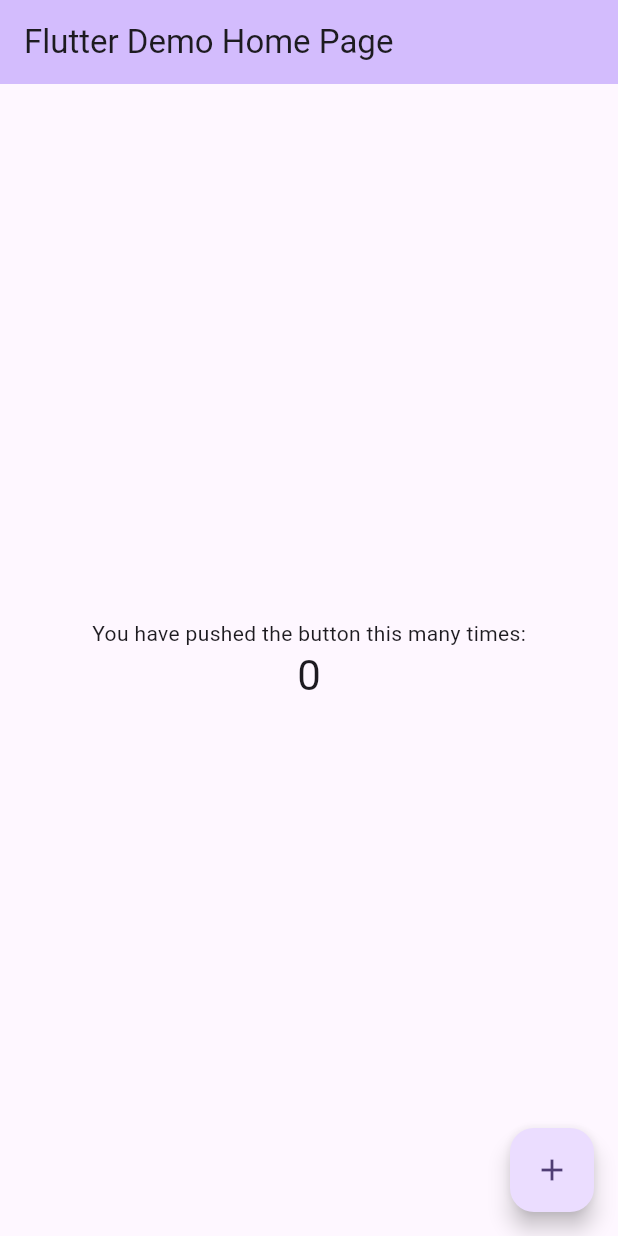
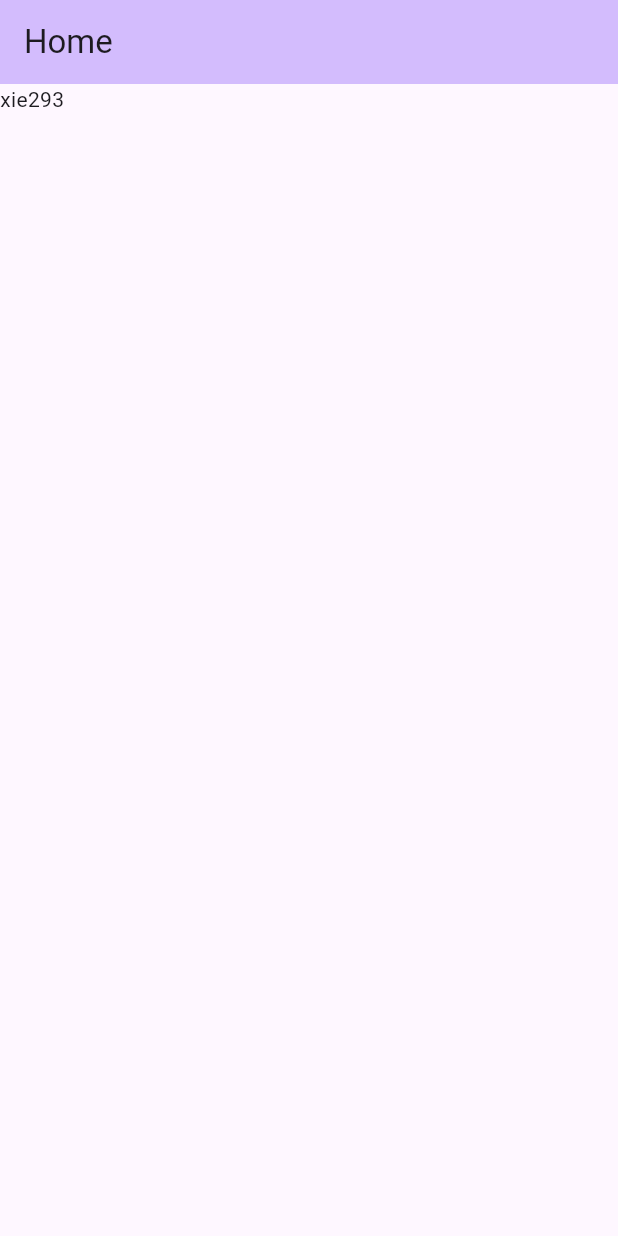
Before and after one commit to minisailboat/M, a Flutter app: the screen it shows after launch, on a phone screen of 412 x 824 dp. Run offline on Flutter 3.47's test engine with Material 3 defaults, Android fonts, the phone set to English and light mode, and no system bars.

Commit message:
feat：使用命名路由

```diff
--- a/lib/main.dart
+++ b/lib/main.dart
@@ -1,4 +1,5 @@
 import 'package:flutter/material.dart';
+import 'package:m/pages/home_page.dart';
 
 void main() {
   runApp(const MyApp());
@@ -7,119 +8,17 @@
 class MyApp extends StatelessWidget {
   const MyApp({super.key});
 
-  // This widget is the root of your application.
   @override
   Widget build(BuildContext context) {
     return MaterialApp(
-      title: 'Flutter Demo',
+      debugShowCheckedModeBanner: false,
       theme: ThemeData(
-        // This is the theme of your application.
-        //
-        // TRY THIS: Try running your application with "flutter run". You'll see
-        // the application has a purple toolbar. Then, without quitting the app,
-        // try changing the seedColor in the colorScheme below to Colors.green
-        // and then invoke "hot reload" (save your changes or press the "hot
-        // reload" button in a Flutter-supported IDE, or press "r" if you used
-        // the command line to start the app).
-        //
-        // Notice that the counter didn't reset back to zero; the application
-        // state is not lost during the reload. To reset the state, use hot
-        // restart instead.
-        //
-        // This works for code too, not just values: Most code changes can be
-        // tested with just a hot reload.
         colorScheme: ColorScheme.fromSeed(seedColor: Colors.deepPurple),
         useMaterial3: true,
       ),
-      home: const MyHomePage(title: 'Flutter Demo Home Page'),
+      routes: {
+        '/': (context) => const HomePage(),
+      },
     );
   }
 }
-
-class MyHomePage extends StatefulWidget {
-  const MyHomePage({super.key, required this.title});
-
-  // This widget is the home page of your application. It is stateful, meaning
-  // that it has a State object (defined below) that contains fields that affect
-  // how it looks.
-
-  // This class is the configuration for the state. It holds the values (in this
-  // case the title) provided by the parent (in this case the App widget) and
-  // used by the build method of the State. Fields in a Widget subclass are
-  // always marked "final".
-
-  final String title;
-
-  @override
-  State<MyHomePage> createState() => _MyHomePageState();
-}
-
-class _MyHomePageState extends State<MyHomePage> {
-  int _counter = 0;
-
-  void _incrementCounter() {
-    setState(() {
-      // This call to setState tells the Flutter framework that something has
-      // changed in this State, which causes it to rerun the build method below
-      // so that the display can reflect the updated values. If we changed
-      // _counter without calling setState(), then the build method would not be
-      // called again, and so nothing would appear to happen.
-      _counter++;
-    });
-  }
-
-  @override
-  Widget build(BuildContext context) {
-    // This method is rerun every time setState is called, for instance as done
-    // by the _incrementCounter method above.
-    //
-    // The Flutter framework has been optimized to make rerunning build methods
-    // fast, so that you can just rebuild anything that needs updating rather
-    // than having to individually change instances of widgets.
-    return Scaffold(
-      appBar: AppBar(
-        // TRY THIS: Try changing the color here to a specific color (to
-        // Colors.amber, perhaps?) and trigger a hot reload to see the AppBar
-        // change color while the other colors stay the same.
-        backgroundColor: Theme.of(context).colorScheme.inversePrimary,
-        // Here we take the value from the MyHomePage object that was created by
-        // the App.build method, and use it to set our appbar title.
-        title: Text(widget.title),
-      ),
-      body: Center(
-        // Center is a layout widget. It takes a single child and positions it
-        // in the middle of the parent.
-        child: Column(
-          // Column is also a layout widget. It takes a list of children and
-          // arranges them vertically. By default, it sizes itself to fit its
-          // children horizontally, and tries to be as tall as its parent.
-          //
-          // Column has various properties to control how it sizes itself and
-          // how it positions its children. Here we use mainAxisAlignment to
-          // center the children vertically; the main axis here is the vertical
-          // axis because Columns are vertical (the cross axis would be
-          // horizontal).
-          //
-          // TRY THIS: Invoke "debug painting" (choose the "Toggle Debug Paint"
-          // action in the IDE, or press "p" in the console), to see the
-          // wireframe for each widget.
-          mainAxisAlignment: MainAxisAlignment.center,
-          children: <Widget>[
-            const Text(
-              'You have pushed the button this many times:',
-            ),
-            Text(
-              '$_counter',
-              style: Theme.of(context).textTheme.headlineMedium,
-            ),
-          ],
-        ),
-      ),
-      floatingActionButton: FloatingActionButton(
-        onPressed: _incrementCounter,
-        tooltip: 'Increment',
-        child: const Icon(Icons.add),
-      ), // This trailing comma makes auto-formatting nicer for build methods.
-    );
-  }
-}
--- /dev/null
+++ b/lib/pages/home_page.dart
@@ -0,0 +1,17 @@
+
+import 'package:flutter/material.dart';
+
+class HomePage extends StatelessWidget {
+  const HomePage({super.key});
+
+  @override
+  Widget build(BuildContext context) {
+    return Scaffold(
+        appBar: AppBar(
+          backgroundColor: Theme.of(context).colorScheme.inversePrimary,
+          title: const Text('Home'),
+        ),
+        body: const Text('xie293')
+    );
+  }
+}
```
